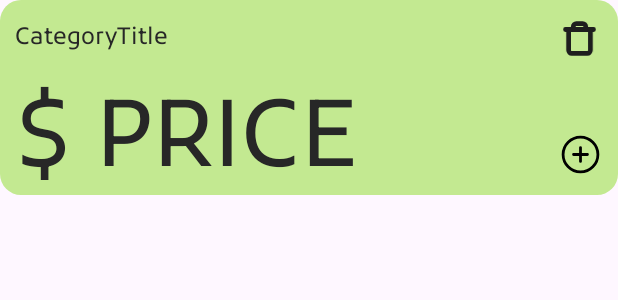
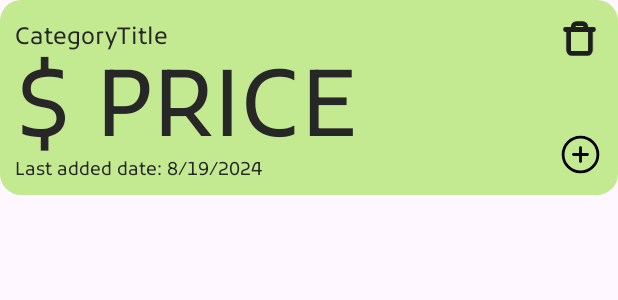
Before and after one commit to TimothyErcia/Treaty-DailyTask, an Android app: the layout task_view.xml on its own in the app's theme, with its tools: preview values and no code run, on a phone screen of 412 x 824 dp. Shown: the top 300 px of the screen. Run offline under Robolectric (Android 15) with nearby library versions, the phone set to English and light mode, and no system bars.

Commit message:
Layout adjustments

```diff
--- a/app/src/main/java/com/treaty/dailytask/MainActivity.kt
+++ b/app/src/main/java/com/treaty/dailytask/MainActivity.kt
@@ -5,6 +5,7 @@ import android.util.Log
 import androidx.activity.enableEdgeToEdge
 import androidx.appcompat.app.AppCompatActivity
 import androidx.core.view.WindowCompat
+import androidx.core.view.WindowInsetsControllerCompat
 import androidx.lifecycle.lifecycleScope
 import com.treaty.dailytask.model.Reminder
 import com.treaty.dailytask.repository.reminder.ReminderRepository
@@ -27,6 +28,7 @@ class MainActivity : AppCompatActivity() {
             window,
             false
         )
+        WindowInsetsControllerCompat(window, window.decorView).isAppearanceLightStatusBars = true
         Log.d("NETWORK", "onCreate: ${networkUtility.isOnline()}")
         lifecycleScope.launch {
             val repo = reminderRepository.getReminderStatus()
--- a/app/src/main/java/com/treaty/dailytask/utility/AlarmUtility.kt
+++ b/app/src/main/java/com/treaty/dailytask/utility/AlarmUtility.kt
@@ -25,10 +25,9 @@ class AlarmUtility(private val context: Context) {
 
     fun startAlarm() {
         intent = Intent(context, AlarmReceivers::class.java)
-        pendingIntent = PendingIntent.getBroadcast(context, 0, intent, PendingIntent.FLAG_UPDATE_CURRENT)
-
+        pendingIntent = PendingIntent.getBroadcast(context, 0, intent, PendingIntent.FLAG_IMMUTABLE)
         alarmManager?.setRepeating(
-            AlarmManager.RTC_WAKEUP,
+            AlarmManager.ELAPSED_REALTIME,
             calendar.timeInMillis,
             AlarmManager.INTERVAL_DAY,
             pendingIntent
--- a/app/src/main/res/layout/task_view.xml
+++ b/app/src/main/res/layout/task_view.xml
@@ -33,7 +33,7 @@
             android:layout_height="96sp"
             android:text="$ PRICE"
             android:textSize="61sp"
-            android:translationY="-10dp" />
+            android:translationY="-30dp" />
 
         <TextView
             android:id="@+id/lastUpdateTxt"
@@ -41,7 +41,7 @@
             android:layout_height="22sp"
             android:text="Last added date: 8/19/2024"
             android:textSize="12sp"
-            android:translationY="-27dp" />
+            android:translationY="-40dp" />
 
     </LinearLayout>
 
--- a/app/src/main/res/values-night/themes.xml
+++ /dev/null
@@ -1,20 +0,0 @@
-<resources>
-    <!-- Base application theme. -->
-    <style name="Base.Theme.DailyTask" parent="Theme.Material3.DayNight.NoActionBar">
-        <!-- Customize your dark theme here. -->
-        <item name="android:textColor">@color/fontColorLight</item>
-        <item name="android:fontFamily">@font/kufam</item>
-        <item name="fontFamily">@font/kufam</item>
-
-        <item name="background">@color/backgroundColor</item>
-        <item name="android:windowTranslucentStatus">false</item>
-        <item name="android:statusBarColor">@android:color/transparent</item>
-    </style>
-
-    <style name="Theme.DailyTask" parent="Base.Theme.DailyTask" />
-
-    <style name="bottom_textStyle">
-        <item name="android:fontFamily">@font/inter</item>
-        <item name="fontFamily">@font/inter</item>
-    </style>
-</resources>
```
